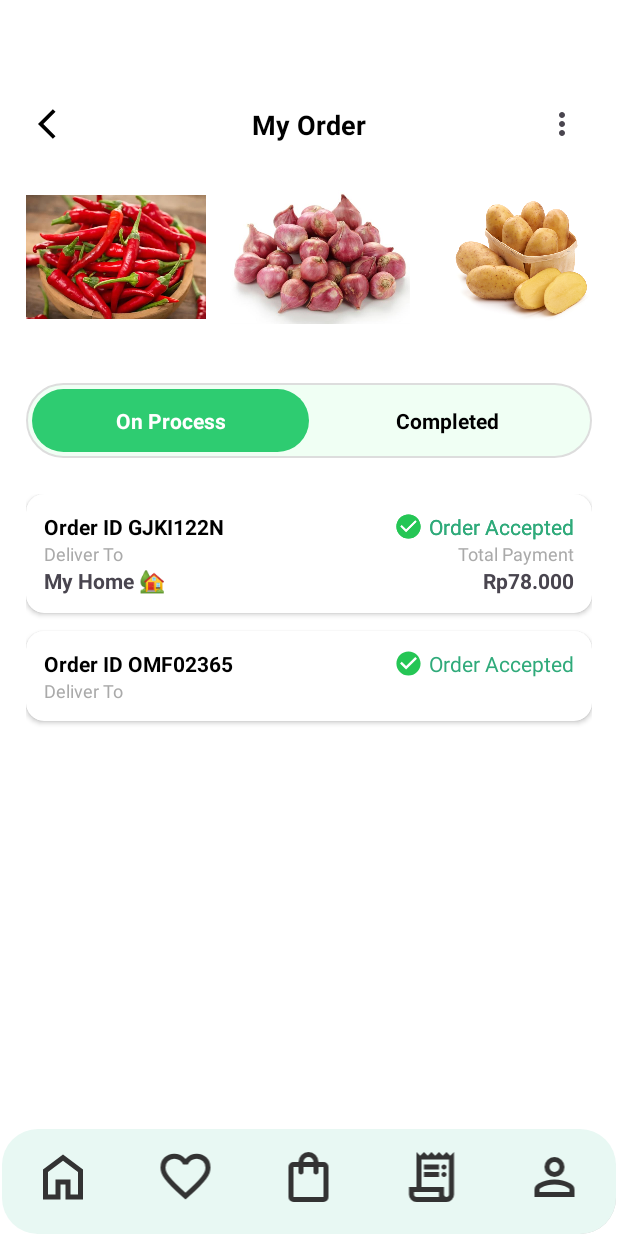
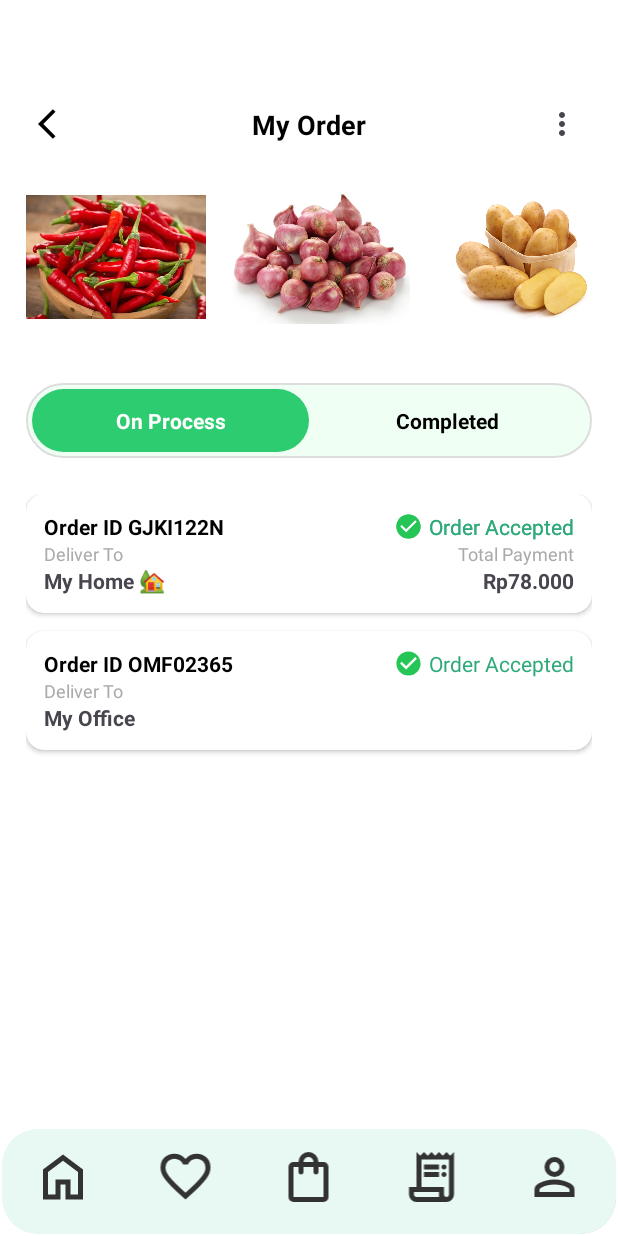
Before and after one commit to yogzism890/Omurice, an Android app: the fragment OrderFragment placed in its activity, on a phone screen of 412 x 824 dp. Run offline under Robolectric (Android 15) with nearby library versions, the phone set to English and light mode, and no system bars.

Commit message:
Menambahkan textview untuk tempat pengiriman

```diff
--- a/app/src/main/res/layout/fragment_order.xml
+++ b/app/src/main/res/layout/fragment_order.xml
@@ -279,6 +279,16 @@
                         android:textSize="12sp"
                         app:layout_constraintTop_toBottomOf="@id/tvOrderId2"
                         app:layout_constraintStart_toStartOf="parent" />
+                    <TextView
+                        android:id="@+id/tvAddress2"
+                        android:layout_width="wrap_content"
+                        android:layout_height="wrap_content"
+                        android:text="@string/myoffice"
+                        android:textSize="14sp"
+                        android:textStyle="bold"
+                        app:layout_constraintTop_toBottomOf="@id/tvDeliverTo2"
+                        app:layout_constraintStart_toStartOf="parent" />
+
 
 
                 </androidx.constraintlayout.widget.ConstraintLayout>
```
